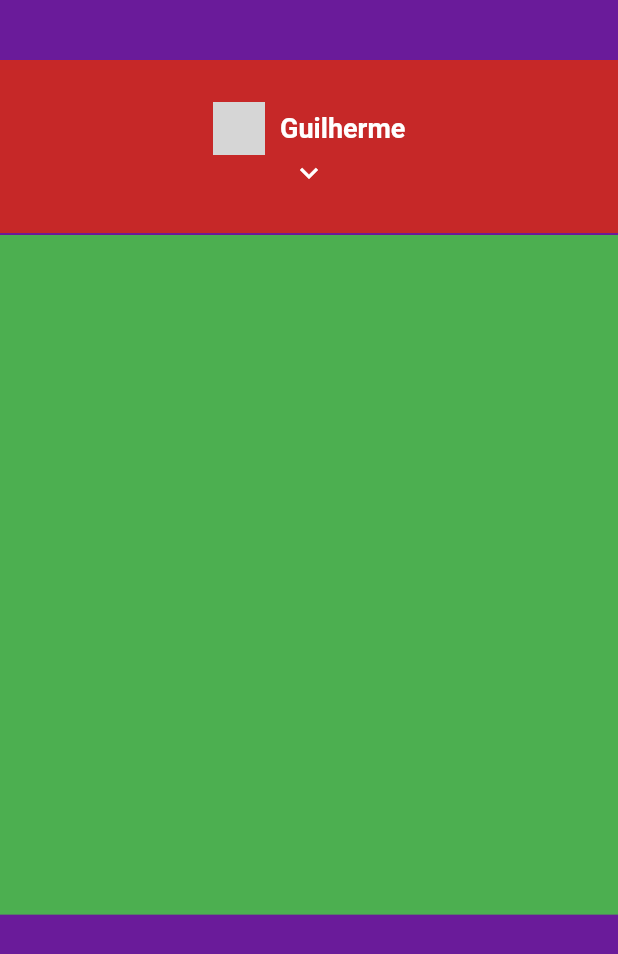
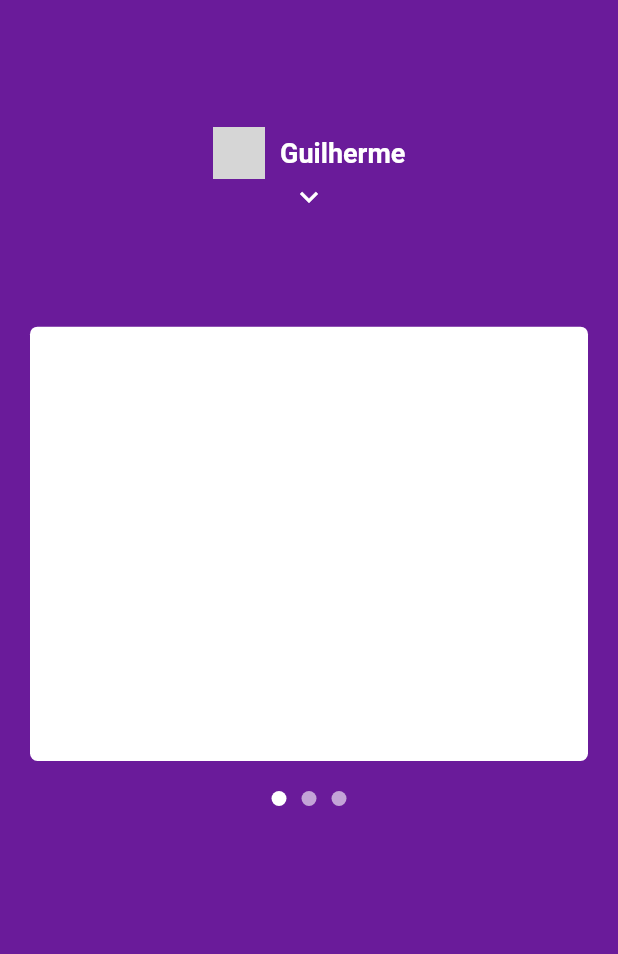
Before and after one commit to kadeguilherme/Nubank, a Flutter app: the screen it shows after launch, on a phone screen of 412 x 824 dp. Shown: the top 954 px of the screen. Run offline on Flutter 3.47's test engine with Material 2 defaults, Android fonts, the phone set to English and light mode, and no system bars; network calls fail; grey boxes are pictures that could not be loaded.

Commit message:
Criação do PageView e dos dots, alem disso colocamos o AnimatedContainer para dar uma animação dos dots.

```diff
--- a/lib/view/home_page.dart
+++ b/lib/view/home_page.dart
@@ -1,4 +1,5 @@
 import 'package:flutter/material.dart';
+import 'package:nubank/widget/page_view_app.dart';
 import '../widget/my_app_bar.dart';
 
 class HomePage extends StatefulWidget {
@@ -17,7 +18,6 @@ class _HomePage extends State<HomePage> {
 
   @override
   Widget build(BuildContext context) {
-    double _screenHeigth = MediaQuery.of(context).size.height;
     return Scaffold(
       backgroundColor: Colors.purple[800],
       body: Container(
@@ -33,19 +33,7 @@ class _HomePage extends State<HomePage> {
                 });
               },
             ),
-            Positioned(
-              top: _screenHeigth * .19,
-              height: _screenHeigth * .55,
-              left: 0,
-              right: 0,
-              child: PageView(
-                children: <Widget>[
-                  Container(color: Colors.green),
-                  Container(color: Colors.blue),
-                  Container(color: Colors.amber)
-                ],
-              ),
-            )
+            PageViewApp(),
           ],
         ),
       ),
--- /dev/null
+++ b/lib/widget/card_app.dart
@@ -0,0 +1,16 @@
+import 'package:flutter/material.dart';
+
+class CardApp extends StatelessWidget {
+  @override
+  Widget build(BuildContext context) {
+    return Padding(
+      padding: const EdgeInsets.all(20),
+      child: Container(
+        decoration: BoxDecoration(
+          borderRadius: BorderRadius.circular(5.0),
+          color: Colors.white,
+        ),
+      ),
+    );
+  }
+}
--- a/lib/widget/my_app_bar.dart
+++ b/lib/widget/my_app_bar.dart
@@ -11,8 +11,8 @@ class MyAppBar extends StatelessWidget {
       onTap: onTap,
       child: Container(
         margin: EdgeInsets.only(top: 40),
-        color: Colors.red[800],
-        height: MediaQuery.of(context).size.height * .14,
+        color: Colors.purple[800],
+        height: MediaQuery.of(context).size.height * .18,
         child: Column(
           mainAxisAlignment: MainAxisAlignment.center,
           children: [
--- /dev/null
+++ b/lib/widget/my_dots_app.dart
@@ -0,0 +1,44 @@
+import 'package:flutter/material.dart';
+
+class MyDotsApp extends StatelessWidget {
+  final int dot;
+
+  MyDotsApp(this.dot);
+  @override
+  Widget build(BuildContext context) {
+    return Row(
+      mainAxisAlignment: MainAxisAlignment.center,
+      children: [
+        AnimatedContainer(
+          duration: Duration(milliseconds: 300),
+          height: 10,
+          width: 10,
+          decoration: BoxDecoration(
+            shape: BoxShape.circle,
+            color: (dot == 0) ? Colors.white : Colors.white60,
+          ),
+        ),
+        SizedBox(width: 10),
+        AnimatedContainer(
+          duration: Duration(milliseconds: 300),
+          height: 10,
+          width: 10,
+          decoration: BoxDecoration(
+            borderRadius: BorderRadius.circular(5.0),
+            color: (dot == 1) ? Colors.white : Colors.white60,
+          ),
+        ),
+        SizedBox(width: 10),
+        AnimatedContainer(
+          duration: Duration(milliseconds: 300),
+          height: 10,
+          width: 10,
+          decoration: BoxDecoration(
+            borderRadius: BorderRadius.circular(5.0),
+            color: (dot == 2) ? Colors.white : Colors.white60,
+          ),
+        ),
+      ],
+    );
+  }
+}
--- /dev/null
+++ b/lib/widget/page_view_app.dart
@@ -0,0 +1,50 @@
+import 'package:flutter/material.dart';
+import 'package:nubank/widget/my_dots_app.dart';
+
+import 'card_app.dart';
+
+class PageViewApp extends StatefulWidget {
+  @override
+  _PageViewAppState createState() => _PageViewAppState();
+}
+
+class _PageViewAppState extends State<PageViewApp> {
+  int dot;
+  @override
+  void initState() {
+    super.initState();
+    dot = 0;
+  }
+
+  @override
+  Widget build(BuildContext context) {
+    double _screenHeigth = MediaQuery.of(context).size.height;
+    return Positioned(
+      top: _screenHeigth * .24,
+      height: _screenHeigth * .50,
+      left: 0,
+      right: 0,
+      child: Column(
+        children: [
+          Container(
+            height: _screenHeigth * .40,
+            child: PageView(
+              physics: BouncingScrollPhysics(),
+              onPageChanged: (value) {
+                setState(() {
+                  dot = value;
+                });
+              },
+              children: <Widget>[
+                CardApp(),
+                CardApp(),
+                CardApp(),
+              ],
+            ),
+          ),
+          MyDotsApp(dot),
+        ],
+      ),
+    );
+  }
+}
```
